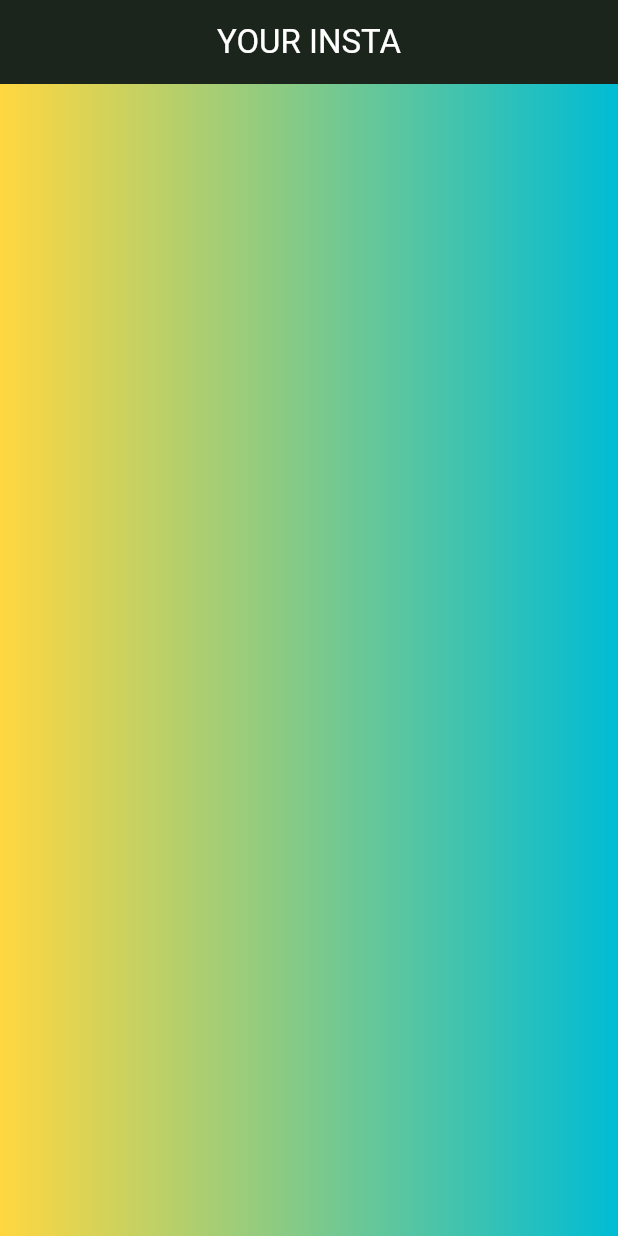
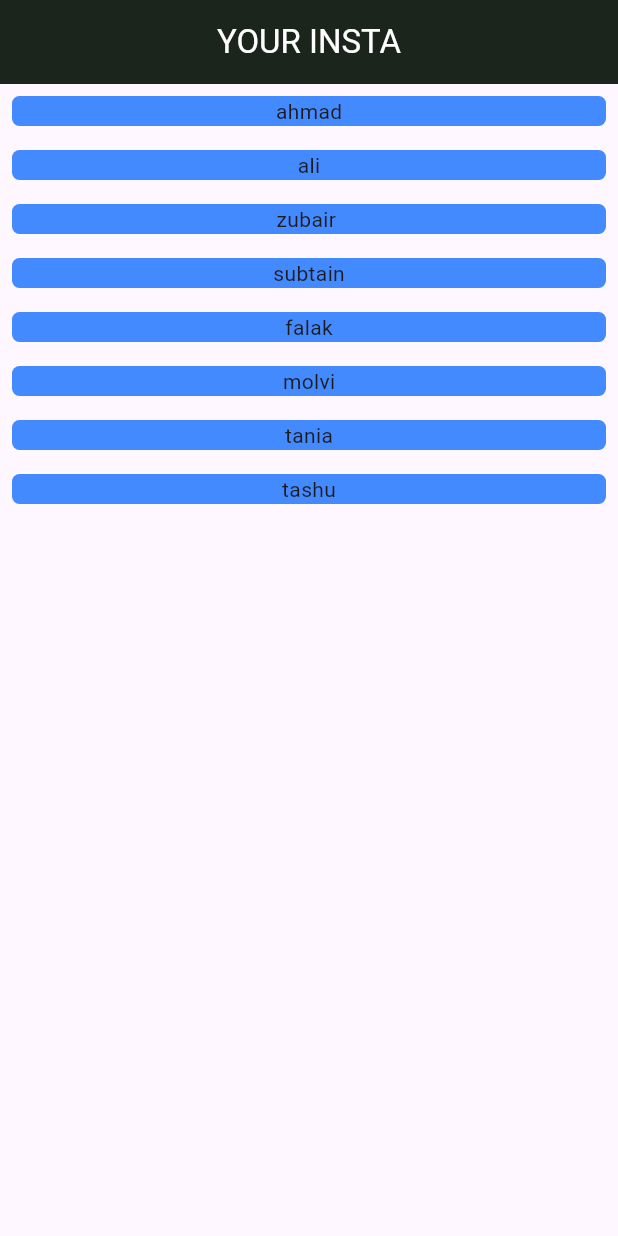
Before and after one commit to ahmadkh1509-cyber/appstylingpractice, a Flutter app: the screen it shows after launch, on a phone screen of 412 x 824 dp. Run offline on Flutter 3.47's test engine with Material 3 defaults, Android fonts, the phone set to English and light mode, and no system bars; our stand-ins replace google_fonts.

Commit message:
list view

```diff
--- a/lib/main.dart
+++ b/lib/main.dart
@@ -65,16 +65,16 @@ class _HomeScreenState extends State<HomeScreen> {
       values.start.toString(),
       values.end.toString(),
     );
-    // var arrName = [
-    //   'ahmad',
-    //   'ali',
-    //   'zubair ',
-    //   'subtain',
-    //   'falak',
-    //   'molvi',
-    //   'tania',
-    //   'tashu',
-    // ];
+    var arrName = [
+      'ahmad',
+      'ali',
+      'zubair ',
+      'subtain',
+      'falak',
+      'molvi',
+      'tania',
+      'tashu',
+    ];
 
     var Time = DateTime.now();
     return Scaffold(
@@ -780,9 +780,26 @@ class _HomeScreenState extends State<HomeScreen> {
       //     ),
       //   ),
       // ),
+      // body: Container(
+      //   decoration: BoxDecoration(
+      //     gradient: LinearGradient(colors: [Colors.amberAccent, Colors.cyan]),
+      //   ),
+      // ),
       body: Container(
-        decoration: BoxDecoration(
-          gradient: LinearGradient(colors: [Colors.amberAccent, Colors.cyan]),
+        child: ListView(
+          children: arrName.map((values) {
+            return Padding(
+              padding: const EdgeInsets.all(8.0),
+              child: Container(
+                decoration: BoxDecoration(
+                  borderRadius: BorderRadius.circular(5),
+                  color: Colors.blueAccent,
+                ),
+
+                child: Center(child: Text(values)),
+              ),
+            );
+          }).toList(),
         ),
       ),
     );
```
